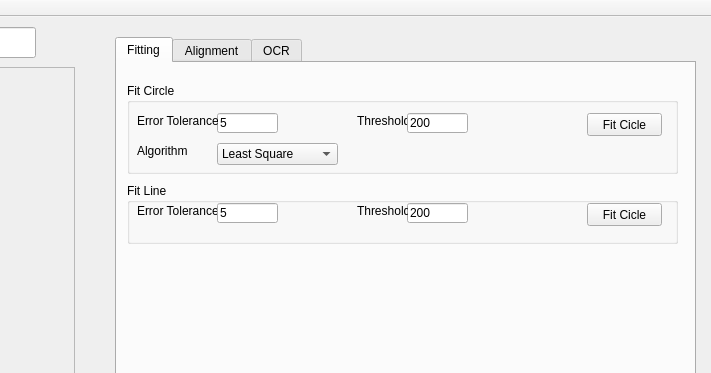
The window that VisionWidget/visionwidget.ui (hceng123/VisionLibrary) describes before a commit, drawn with Qt 5; both pictures show x 635 to 1346 and y 0 to 373 of the 1346 by 788 pixel window.
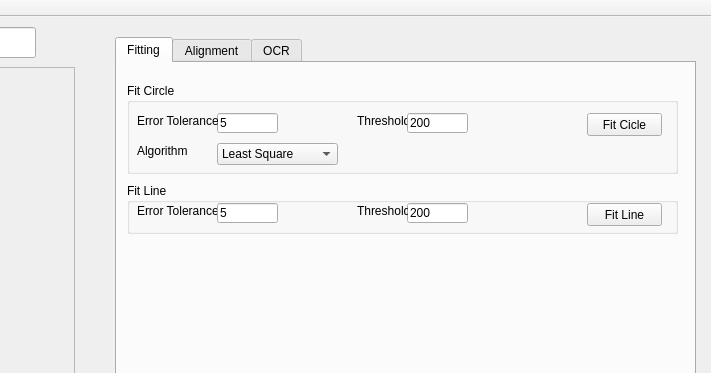
The same window after the commit. The open tabs and pages were chosen to show the change. Custom widgets are drawn as their Qt base class.

Commit message:
Fix bug on search window not correct.
1. Fix bug on search window not correct.
2. Fix ui fit line button text error.

```diff
--- a/VisionWidget/visionwidget.ui
+++ b/VisionWidget/visionwidget.ui
@@ -207,7 +207,7 @@
         <x>10</x>
         <y>120</y>
         <width>551</width>
-        <height>61</height>
+        <height>51</height>
        </rect>
       </property>
       <property name="title">
@@ -281,7 +281,7 @@
         </rect>
        </property>
        <property name="text">
-        <string>Fit Cicle</string>
+        <string>Fit Line</string>
        </property>
       </widget>
      </widget>
```
Left out of the diff: 2 changed lines with no effect on the pictures. The commit also changes 2 other files.
